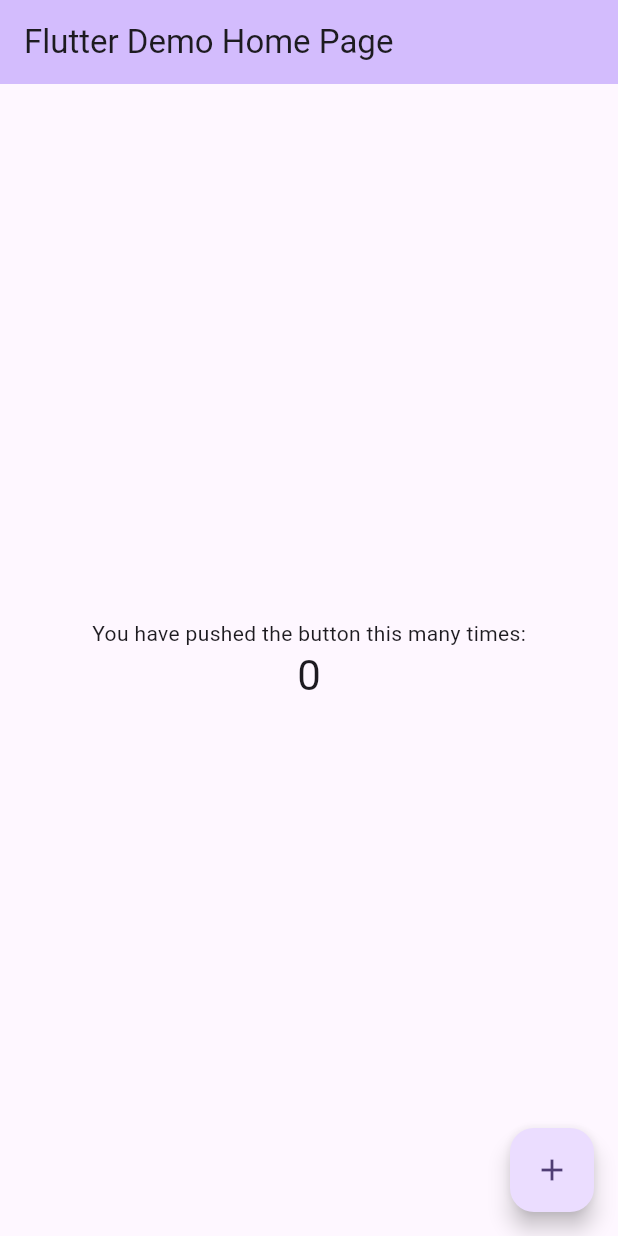
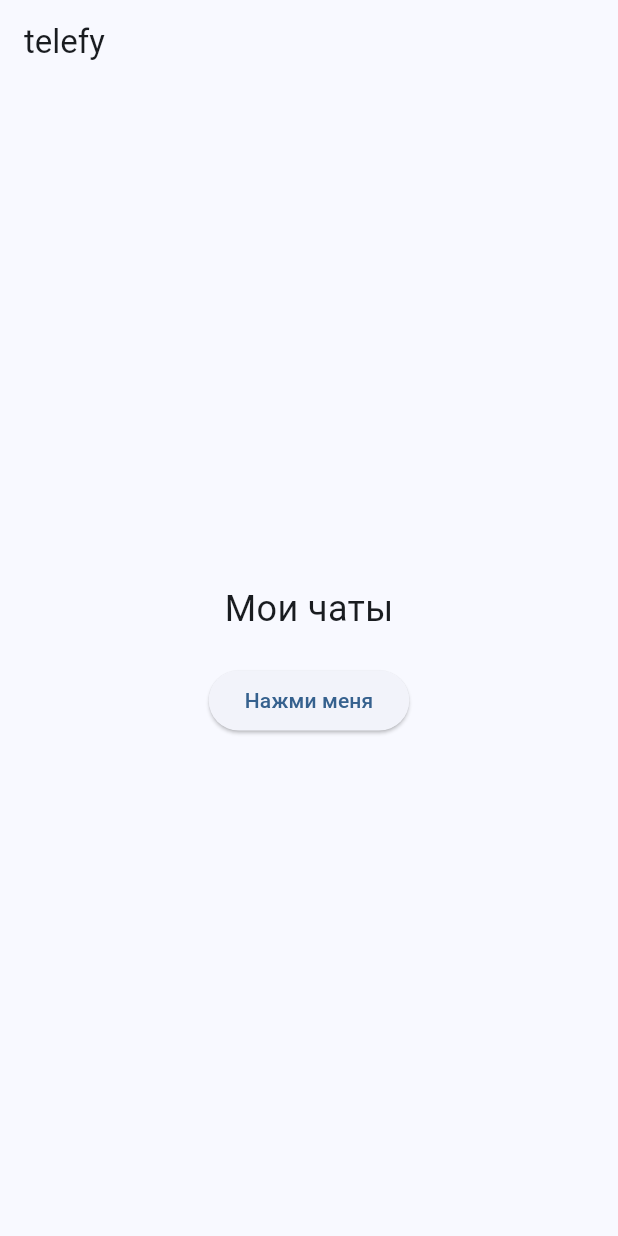
Before and after one commit to TelefyGram/telefy, a Flutter app: the screen it shows after launch, on a phone screen of 412 x 824 dp. Run offline on Flutter 3.47's test engine with Material 3 defaults, Android fonts, the phone set to English and light mode, and no system bars.

Commit message:
add tdlib

```diff
--- a/lib/main.dart
+++ b/lib/main.dart
@@ -1,122 +1,58 @@
 import 'package:flutter/material.dart';
 
 void main() {
-  runApp(const MyApp());
+  runApp(const TelegramApp());
 }
 
-class MyApp extends StatelessWidget {
-  const MyApp({super.key});
+class TelegramApp extends StatelessWidget {
+  const TelegramApp({super.key});
 
-  // This widget is the root of your application.
   @override
   Widget build(BuildContext context) {
     return MaterialApp(
-      title: 'Flutter Demo',
+      debugShowCheckedModeBanner: false,
+      title: 'telefy',
       theme: ThemeData(
-        // This is the theme of your application.
-        //
-        // TRY THIS: Try running your application with "flutter run". You'll see
-        // the application has a purple toolbar. Then, without quitting the app,
-        // try changing the seedColor in the colorScheme below to Colors.green
-        // and then invoke "hot reload" (save your changes or press the "hot
-        // reload" button in a Flutter-supported IDE, or press "r" if you used
-        // the command line to start the app).
-        //
-        // Notice that the counter didn't reset back to zero; the application
-        // state is not lost during the reload. To reset the state, use hot
-        // restart instead.
-        //
-        // This works for code too, not just values: Most code changes can be
-        // tested with just a hot reload.
-        colorScheme: .fromSeed(seedColor: Colors.deepPurple),
+        colorScheme: ColorScheme.fromSeed(
+          seedColor: Colors.blue,
+        ),
+        useMaterial3: true,
       ),
-      home: const MyHomePage(title: 'Flutter Demo Home Page'),
+      home: const ChatWindow(),
     );
   }
 }
 
-class MyHomePage extends StatefulWidget {
-  const MyHomePage({super.key, required this.title});
-
-  // This widget is the home page of your application. It is stateful, meaning
-  // that it has a State object (defined below) that contains fields that affect
-  // how it looks.
-
-  // This class is the configuration for the state. It holds the values (in this
-  // case the title) provided by the parent (in this case the App widget) and
-  // used by the build method of the State. Fields in a Widget subclass are
-  // always marked "final".
-
-  final String title;
-
-  @override
-  State<MyHomePage> createState() => _MyHomePageState();
-}
-
-class _MyHomePageState extends State<MyHomePage> {
-  int _counter = 0;
-
-  void _incrementCounter() {
-    setState(() {
-      // This call to setState tells the Flutter framework that something has
-      // changed in this State, which causes it to rerun the build method below
-      // so that the display can reflect the updated values. If we changed
-      // _counter without calling setState(), then the build method would not be
-      // called again, and so nothing would appear to happen.
-      _counter++;
-    });
-  }
+class ChatWindow extends StatelessWidget {
+  const ChatWindow({super.key});
 
   @override
   Widget build(BuildContext context) {
-    // This method is rerun every time setState is called, for instance as done
-    // by the _incrementCounter method above.
-    //
-    // The Flutter framework has been optimized to make rerunning build methods
-    // fast, so that you can just rebuild anything that needs updating rather
-    // than having to individually change instances of widgets.
     return Scaffold(
       appBar: AppBar(
-        // TRY THIS: Try changing the color here to a specific color (to
-        // Colors.amber, perhaps?) and trigger a hot reload to see the AppBar
-        // change color while the other colors stay the same.
-        backgroundColor: Theme.of(context).colorScheme.inversePrimary,
-        // Here we take the value from the MyHomePage object that was created by
-        // the App.build method, and use it to set our appbar title.
-        title: Text(widget.title),
+        title: const Text('telefy'),
       ),
+
       body: Center(
-        // Center is a layout widget. It takes a single child and positions it
-        // in the middle of the parent.
         child: Column(
-          // Column is also a layout widget. It takes a list of children and
-          // arranges them vertically. By default, it sizes itself to fit its
-          // children horizontally, and tries to be as tall as its parent.
-          //
-          // Column has various properties to control how it sizes itself and
-          // how it positions its children. Here we use mainAxisAlignment to
-          // center the children vertically; the main axis here is the vertical
-          // axis because Columns are vertical (the cross axis would be
-          // horizontal).
-          //
-          // TRY THIS: Invoke "debug painting" (choose the "Toggle Debug Paint"
-          // action in the IDE, or press "p" in the console), to see the
-          // wireframe for each widget.
-          mainAxisAlignment: .center,
+          mainAxisAlignment: MainAxisAlignment.center,
           children: [
-            const Text('You have pushed the button this many times:'),
-            Text(
-              '$_counter',
-              style: Theme.of(context).textTheme.headlineMedium,
+            const Text(
+              'Мои чаты',
+              style: TextStyle(fontSize: 24),
+            ),
+
+            const SizedBox(height: 20),
+
+            ElevatedButton(
+              onPressed: () {
+                print('Нажали!');
+              },
+              child: const Text('Нажми меня'),
             ),
           ],
         ),
       ),
-      floatingActionButton: FloatingActionButton(
-        onPressed: _incrementCounter,
-        tooltip: 'Increment',
-        child: const Icon(Icons.add),
-      ),
     );
   }
 }
```
Also changed, not shown: 3 other files.
